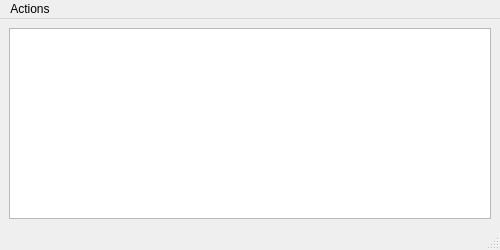
Before: the Qt Designer form branches/new-ui/src/InboxWidget.ui in shailesh83/qgvdial, drawn with Qt 5.
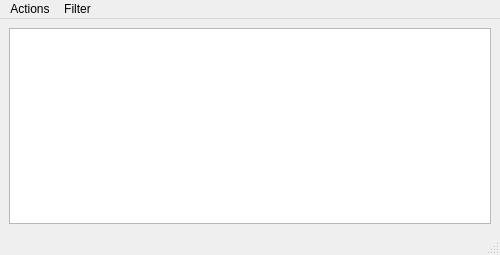
After: the same form once the commit is applied. Custom widgets are drawn as their Qt base class.

Commit message: Dial and SMS from contacts works. Inbox should also work, but it is not enabled yet.

```diff
--- a/branches/new-ui/src/InboxWidget.ui
+++ b/branches/new-ui/src/InboxWidget.ui
@@ -7,7 +7,7 @@
     <x>0</x>
     <y>0</y>
     <width>500</width>
-    <height>250</height>
+    <height>255</height>
    </rect>
   </property>
   <property name="sizePolicy">
@@ -22,7 +22,20 @@
   <widget class="QWidget" name="centralwidget">
    <layout class="QVBoxLayout" name="verticalLayout">
     <item>
-     <widget class="QTreeView" name="treeView"/>
+     <widget class="InboxTreeView" name="treeView">
+      <property name="editTriggers">
+       <set>QAbstractItemView::NoEditTriggers</set>
+      </property>
+      <property name="alternatingRowColors">
+       <bool>true</bool>
+      </property>
+      <property name="rootIsDecorated">
+       <bool>false</bool>
+      </property>
+      <property name="headerHidden">
+       <bool>true</bool>
+      </property>
+     </widget>
     </item>
    </layout>
   </widget>
@@ -32,7 +45,7 @@
      <x>0</x>
      <y>0</y>
      <width>500</width>
-     <height>21</height>
+     <height>23</height>
     </rect>
    </property>
    <widget class="QMenu" name="menuActions">
@@ -44,7 +57,19 @@
     <addaction name="actionSend_Text"/>
     <addaction name="actionPlay_voicemail"/>
    </widget>
+   <widget class="QMenu" name="menuFilter">
+    <property name="title">
+     <string>Filter</string>
+    </property>
+    <addaction name="actionAll"/>
+    <addaction name="actionPlaced"/>
+    <addaction name="actionMissed"/>
+    <addaction name="actionReceived"/>
+    <addaction name="actionVoicemail"/>
+    <addaction name="actionSMS"/>
+   </widget>
    <addaction name="menuActions"/>
+   <addaction name="menuFilter"/>
   </widget>
   <widget class="QStatusBar" name="statusbar"/>
   <action name="actionRefresh">
@@ -68,6 +93,13 @@
    </property>
   </action>
  </widget>
+ <customwidgets>
+  <customwidget>
+   <class>InboxTreeView</class>
+   <extends>QTreeView</extends>
+   <header>InboxTreeView.h</header>
+  </customwidget>
+ </customwidgets>
  <resources/>
  <connections/>
 </ui>
```
Left out of the diff: 124 changed lines with no effect on the pictures. The commit also changes 10 other files.
